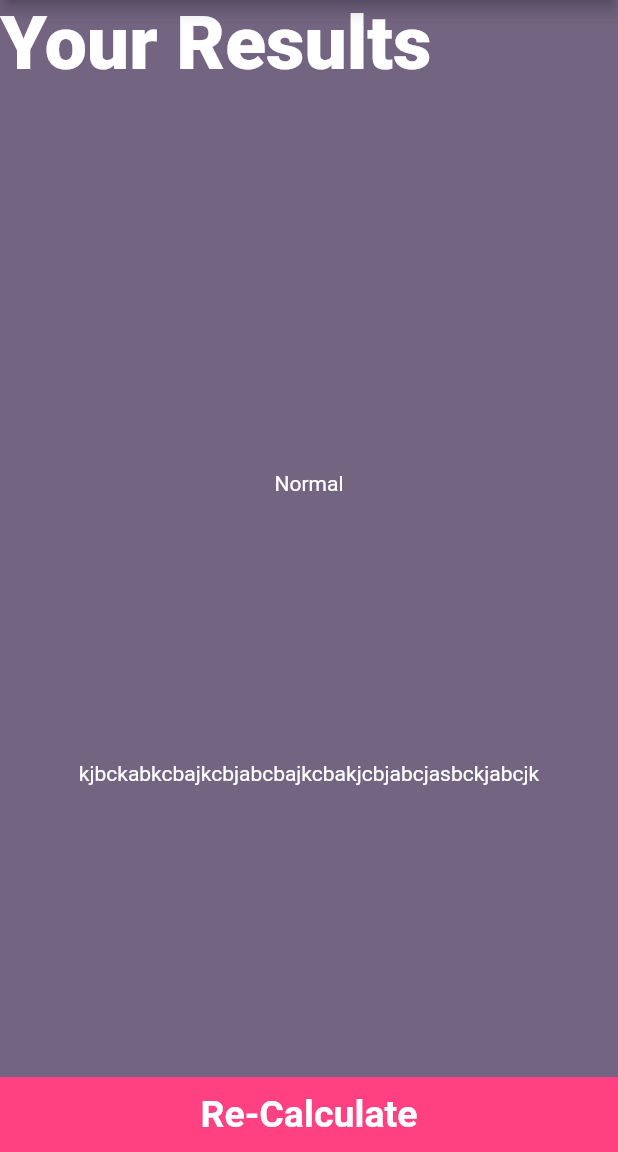
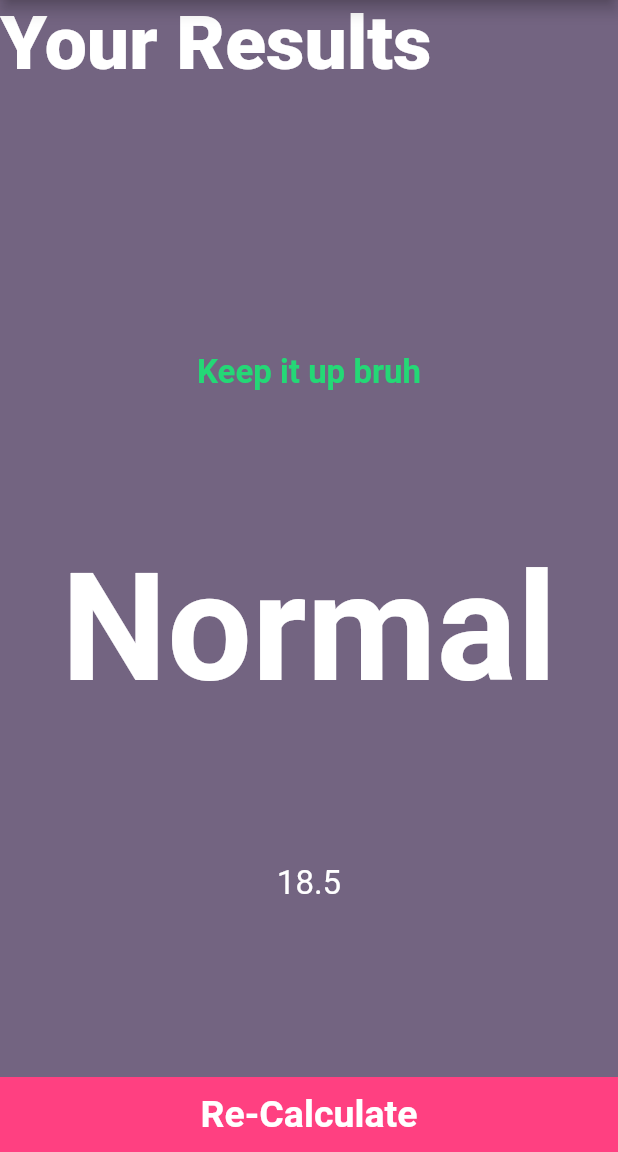
Before and after one commit to SRIJITH11101/Bmi_app, a Flutter app: the screen it shows after launch, after a tap on "Calculate", on a phone screen of 412 x 824 dp, the part 84-1236 px from its top. Run offline on Flutter 3.47's test engine with Material 2 defaults, Android fonts, the phone set to English and light mode, and no system bars; our stand-ins replace font_awesome_flutter.

Commit message:
second commit

```diff
--- /dev/null
+++ b/lib/calculate.dart
@@ -0,0 +1,33 @@
+import 'dart:math';
+
+class Resultcalculate {
+  Resultcalculate({required this.height, required this.weight});
+  final int height;
+  final int weight;
+  double _bmi = 0.0;
+
+  String CalcBMI() {
+    _bmi = weight / pow(height / 100, 2);
+    return _bmi.toStringAsFixed(1);
+  }
+
+  String GetResults() {
+    if (_bmi > 25) {
+      return 'Overweight';
+    } else if (_bmi > 18.5) {
+      return 'Normal';
+    } else {
+      return "UnderWeight";
+    }
+  }
+
+  String interpString() {
+    if (_bmi > 25) {
+      return 'Go hit the Gym,You fat ass bitch';
+    } else if (_bmi > 18.5) {
+      return 'Keep it up bruh';
+    } else {
+      return "Get some food";
+    }
+  }
+}
--- a/lib/constant.dart
+++ b/lib/constant.dart
@@ -7,3 +7,7 @@ const inactivecolor = Color(0xFF111328);
 const cardcolor = Color(0xFF1D1E33);
 const nStyle = TextStyle(fontSize: 50, fontWeight: FontWeight.w900);
 const Largetextstyle = TextStyle(fontSize: 25, fontWeight: FontWeight.bold);
+const resulttext = TextStyle(
+    color: Color(0xFF24D876), fontSize: 22, fontWeight: FontWeight.bold);
+const bmitext = TextStyle(fontSize: 100, fontWeight: FontWeight.bold);
+const bodytext = TextStyle(fontSize: 22);
--- a/lib/input.dart
+++ b/lib/input.dart
@@ -1,3 +1,4 @@
+import 'package:bmi/calculate.dart';
 import 'package:bmi/result.dart';
 import 'package:flutter/material.dart';
 import 'package:bmi/card.dart';
@@ -198,11 +199,16 @@ class _InputPageState extends State<InputPage> {
             ),
             GestureDetector(
               onTap: () {
+                Resultcalculate calc =
+                    Resultcalculate(height: height, weight: weight);
                 Navigator.push(
                   context,
                   MaterialPageRoute(
                     builder: (context) {
-                      return const ResulPage();
+                      return ResulPage(
+                          intrepretate: calc.CalcBMI(),
+                          bmiresults: calc.GetResults(),
+                          resultText: calc.interpString());
                     },
                   ),
                 );
--- a/lib/result.dart
+++ b/lib/result.dart
@@ -3,8 +3,14 @@ import 'package:bmi/constant.dart';
 import 'package:flutter/material.dart';
 
 class ResulPage extends StatelessWidget {
-  const ResulPage({super.key});
-
+  //const ResulPage({super.key});
+  ResulPage(
+      {required this.intrepretate,
+      required this.bmiresults,
+      required this.resultText});
+  final String intrepretate;
+  final String bmiresults;
+  final String resultText;
   @override
   Widget build(BuildContext context) {
     return Scaffold(
@@ -34,8 +40,18 @@ class ResulPage extends StatelessWidget {
                   mainAxisAlignment: MainAxisAlignment.spaceEvenly,
                   crossAxisAlignment: CrossAxisAlignment.center,
                   children: [
-                    Text('Normal'),
-                    Text('kjbckabkcbajkcbjabcbajkcbakjcbjabcjasbckjabcjk')
+                    Text(
+                      resultText,
+                      style: resulttext,
+                    ),
+                    Text(
+                      bmiresults,
+                      style: bmitext,
+                    ),
+                    Text(
+                      intrepretate,
+                      style: bodytext,
+                    )
                   ],
                 ))),
             GestureDetector(
```
